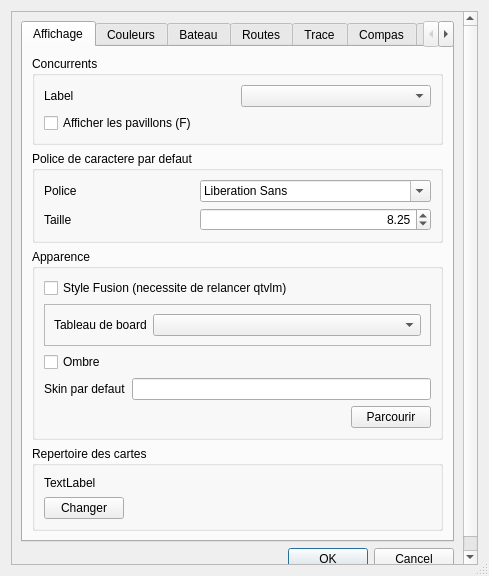
Above: src/Ui/paramVLM.ui from nohal/qtVlm before the change. Below: the same form after it.
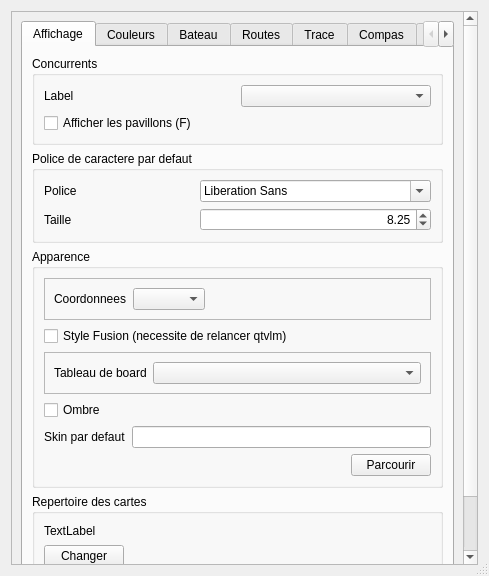
That is the form after the change. Icons and pictures are not drawn.

Patch:
```diff
--- a/src/Ui/paramVLM.ui
+++ b/src/Ui/paramVLM.ui
@@ -37,8 +37,8 @@
        <rect>
         <x>0</x>
         <y>0</y>
-        <width>469</width>
-        <height>556</height>
+        <width>452</width>
+        <height>572</height>
        </rect>
       </property>
       <layout class="QVBoxLayout" name="verticalLayout_14">
@@ -138,6 +138,47 @@
               <string>Apparence</string>
              </property>
              <layout class="QVBoxLayout" name="verticalLayout_3">
+              <item>
+               <widget class="QFrame" name="frame_3">
+                <property name="frameShape">
+                 <enum>QFrame::StyledPanel</enum>
+                </property>
+                <property name="frameShadow">
+                 <enum>QFrame::Raised</enum>
+                </property>
+                <layout class="QHBoxLayout" name="horizontalLayout_17">
+                 <item>
+                  <widget class="QLabel" name="label_26">
+                   <property name="sizePolicy">
+                    <sizepolicy hsizetype="Maximum" vsizetype="Preferred">
+                     <horstretch>0</horstretch>
+                     <verstretch>0</verstretch>
+                    </sizepolicy>
+                   </property>
+                   <property name="text">
+                    <string>Coordonnees</string>
+                   </property>
+                  </widget>
+                 </item>
+                 <item>
+                  <widget class="QComboBox" name="displayCoords"/>
+                 </item>
+                 <item>
+                  <spacer name="horizontalSpacer_4">
+                   <property name="orientation">
+                    <enum>Qt::Horizontal</enum>
+                   </property>
+                   <property name="sizeHint" stdset="0">
+                    <size>
+                     <width>40</width>
+                     <height>20</height>
+                    </size>
+                   </property>
+                  </spacer>
+                 </item>
+                </layout>
+               </widget>
+              </item>
               <item>
                <widget class="QCheckBox" name="chkFusion">
                 <property name="toolTip">
```
Left out of the diff: 4 changed lines with no effect on the pictures.
